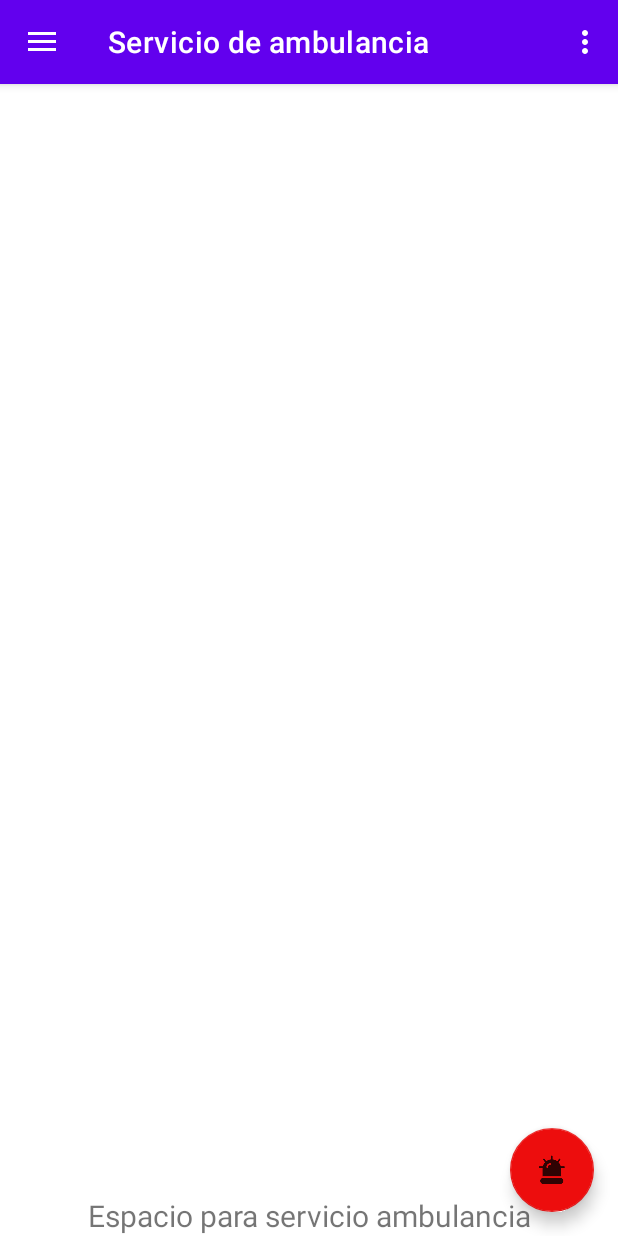
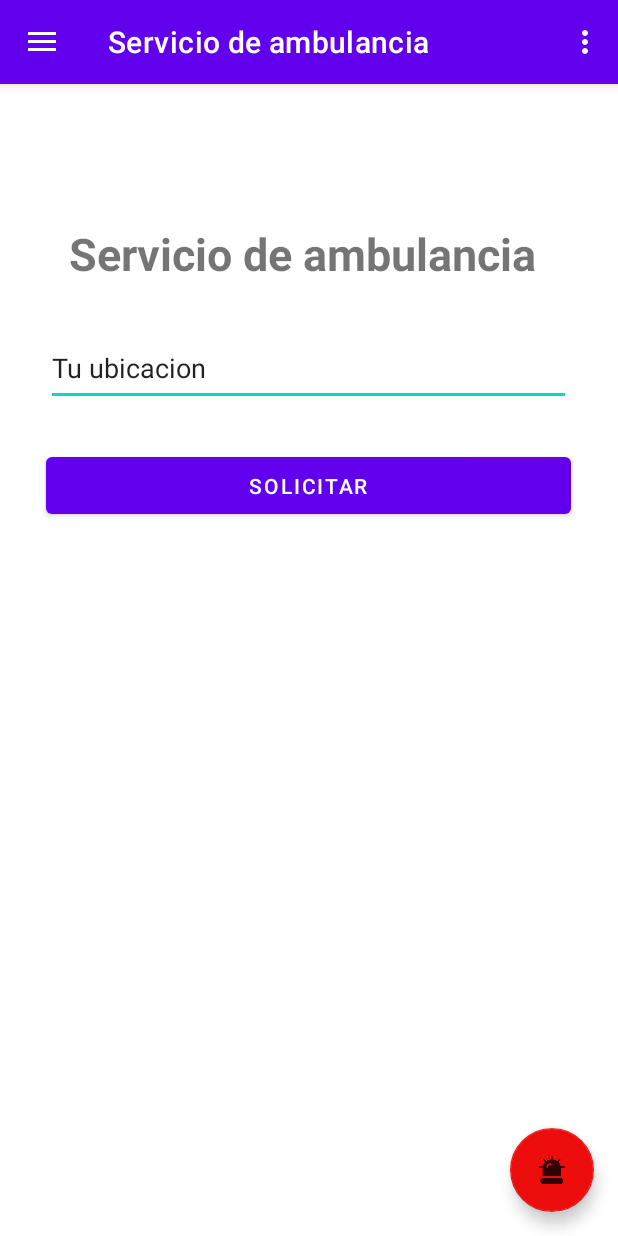
Before and after one commit to DKstillo17/SeeApp, an Android app: the screen it shows after launch (MainActivity), in the side drawer, after a tap on "Servicio de ambulancia", on a phone screen of 412 x 824 dp. Run offline under Robolectric (Android 15) with nearby library versions, the phone set to English and light mode, and no system bars; our stand-ins replace navigation-ui.

Commit message:
Se añadio seccion ambulancia

```diff
--- a/app/src/main/java/com/example/seeappbeta/ui/gallery/GalleryFragment.java
+++ b/app/src/main/java/com/example/seeappbeta/ui/gallery/GalleryFragment.java
@@ -4,6 +4,11 @@ import android.os.Bundle;
 import android.view.LayoutInflater;
 import android.view.View;
 import android.view.ViewGroup;
+import android.widget.AdapterView;
+import android.widget.ArrayAdapter;
+import android.widget.Button;
+import android.widget.EditText;
+import android.widget.ListView;
 import android.widget.TextView;
 
 import androidx.annotation.NonNull;
@@ -14,22 +19,26 @@ import androidx.lifecycle.ViewModelProvider;
 
 import com.example.seeappbeta.R;
 
-public class GalleryFragment extends Fragment {
+import java.util.ArrayList;
+import java.util.List;
 
-    private GalleryViewModel galleryViewModel;
+public class GalleryFragment extends Fragment{
 
-    public View onCreateView(@NonNull LayoutInflater inflater,
-                             ViewGroup container, Bundle savedInstanceState) {
-        galleryViewModel =
-                new ViewModelProvider(this).get(GalleryViewModel.class);
-        View root = inflater.inflate(R.layout.fragment_gallery, container, false);
-        final TextView textView = root.findViewById(R.id.text_gallery);
-        galleryViewModel.getText().observe(getViewLifecycleOwner(), new Observer<String>() {
-            @Override
-            public void onChanged(@Nullable String s) {
-                textView.setText(s);
-            }
-        });
-        return root;
+    private List<String> mLista = new ArrayList<>();
+    private ArrayAdapter<String> mAdapter;
+
+
+    public View onCreateView(@NonNull LayoutInflater inflater, ViewGroup container, Bundle savedInstanceState) {
+
+        View view = inflater.inflate(R.layout.fragment_gallery, container, false);
+
+        Button mBtnAñadir = (Button) view.findViewById(R.id.btnAmbulances);
+        ListView mListView = (ListView) view.findViewById(R.id.listView);
+        EditText mEditText = (EditText) view.findViewById(R.id.ubiAmbulanceUser);
+        TextView mTextView = (TextView) view.findViewById(R.id.textView5);
+
+
+        return view;
     }
+
 }
--- a/app/src/main/res/layout/fragment_gallery.xml
+++ b/app/src/main/res/layout/fragment_gallery.xml
@@ -6,16 +6,53 @@
     android:layout_height="match_parent"
     tools:context=".ui.gallery.GalleryFragment">
 
+    <EditText
+        android:id="@+id/ubiAmbulanceUser"
+        android:layout_width="350dp"
+        android:layout_height="50dp"
+        android:layout_marginBottom="28dp"
+        android:ems="10"
+        android:inputType="textPersonName"
+        android:text="Tu ubicacion"
+        app:layout_constraintBottom_toTopOf="@+id/btnAmbulances"
+        app:layout_constraintEnd_toEndOf="parent"
+        app:layout_constraintHorizontal_bias="0.491"
+        app:layout_constraintStart_toStartOf="parent" />
+
     <TextView
-        android:id="@+id/text_gallery"
-        android:layout_width="match_parent"
-        android:layout_height="wrap_content"
-        android:layout_marginStart="8dp"
-        android:layout_marginEnd="8dp"
+        android:id="@+id/textView5"
+        android:layout_width="370dp"
+        android:layout_height="61dp"
+        android:text="Servicio de ambulancia "
         android:textAlignment="center"
-        android:textSize="20sp"
+        android:textSize="30sp"
+        android:textStyle="bold"
+        app:layout_constraintBottom_toTopOf="@+id/ubiAmbulanceUser"
+        app:layout_constraintEnd_toEndOf="parent"
+        app:layout_constraintHorizontal_bias="0.487"
+        app:layout_constraintStart_toStartOf="parent"
+        app:layout_constraintTop_toTopOf="parent"
+        app:layout_constraintVertical_bias="0.895" />
+
+    <Button
+        android:id="@+id/btnAmbulances"
+        android:layout_width="350dp"
+        android:layout_height="50dp"
+        android:layout_marginBottom="188dp"
+        android:text="Solicitar"
+        app:layout_constraintBottom_toTopOf="@+id/listView"
+        app:layout_constraintEnd_toEndOf="parent"
+        app:layout_constraintHorizontal_bias="0.491"
+        app:layout_constraintStart_toStartOf="parent" />
+
+    <ListView
+        android:id="@+id/listView"
+        android:layout_width="364dp"
+        android:layout_height="287dp"
         app:layout_constraintBottom_toBottomOf="parent"
         app:layout_constraintEnd_toEndOf="parent"
+        app:layout_constraintHorizontal_bias="0.516"
         app:layout_constraintStart_toStartOf="parent" />
 
+
 </androidx.constraintlayout.widget.ConstraintLayout>
```
